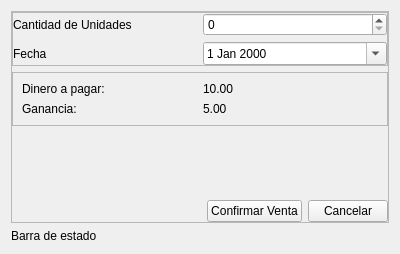
Before: the Qt Designer form view/ui/make_sale_form.ui in R0land013/blue-pos, drawn with Qt 5.
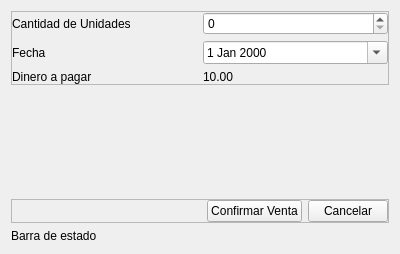
After: the same form once the commit is applied.

Commit message: Style: En la vista de realizar ventas se quitó el label que mostraba la ganancia por realizar la venta

```diff
--- a/view/ui/make_sale_form.ui
+++ b/view/ui/make_sale_form.ui
@@ -15,27 +15,6 @@
   </property>
   <layout class="QVBoxLayout" name="verticalLayout">
    <item>
-    <widget class="QFrame" name="main_content_frame">
-     <property name="frameShape">
-      <enum>QFrame::StyledPanel</enum>
-     </property>
-     <property name="frameShadow">
-      <enum>QFrame::Raised</enum>
-     </property>
-     <layout class="QVBoxLayout" name="verticalLayout_2">
-      <property name="leftMargin">
-       <number>0</number>
-      </property>
-      <property name="topMargin">
-       <number>0</number>
-      </property>
-      <property name="rightMargin">
-       <number>0</number>
-      </property>
-      <property name="bottomMargin">
-       <number>0</number>
-      </property>
-      <item>
        <widget class="QFrame" name="frame_2">
         <property name="frameShape">
          <enum>QFrame::StyledPanel</enum>
@@ -56,10 +35,10 @@
          <property name="bottomMargin">
           <number>0</number>
          </property>
-         <item row="1" column="0">
-          <widget class="QLabel" name="label_4">
+      <item row="2" column="1">
+       <widget class="QLabel" name="money_to_pay_label">
            <property name="text">
-            <string>Fecha</string>
+         <string>10.00</string>
            </property>
           </widget>
          </item>
@@ -77,46 +56,20 @@
            </property>
           </widget>
          </item>
+      <item row="1" column="0">
+       <widget class="QLabel" name="label_4">
+        <property name="text">
+         <string>Fecha</string>
+        </property>
+       </widget>
+      </item>
          <item row="0" column="1">
           <widget class="QSpinBox" name="sale_quantity_spin_box"/>
          </item>
-        </layout>
-       </widget>
-      </item>
-      <item>
-       <widget class="QFrame" name="frame">
-        <property name="frameShape">
-         <enum>QFrame::StyledPanel</enum>
-        </property>
-        <property name="frameShadow">
-         <enum>QFrame::Raised</enum>
-        </property>
-        <layout class="QGridLayout" name="gridLayout">
-         <item row="0" column="1">
-          <widget class="QLabel" name="money_to_pay_label">
-           <property name="text">
-            <string>10.00</string>
-           </property>
-          </widget>
-         </item>
-         <item row="0" column="0">
+      <item row="2" column="0">
           <widget class="QLabel" name="label_2">
            <property name="text">
-            <string>Dinero a pagar:</string>
-           </property>
-          </widget>
-         </item>
-         <item row="1" column="0">
-          <widget class="QLabel" name="label_3">
-           <property name="text">
-            <string>Ganancia:</string>
-           </property>
-          </widget>
-         </item>
-         <item row="1" column="1">
-          <widget class="QLabel" name="profit_label">
-           <property name="text">
-            <string>5.00</string>
+         <string>Dinero a pagar</string>
            </property>
           </widget>
          </item>
@@ -128,9 +81,6 @@
         <property name="orientation">
          <enum>Qt::Vertical</enum>
         </property>
-        <property name="sizeType">
-         <enum>QSizePolicy::MinimumExpanding</enum>
-        </property>
         <property name="sizeHint" stdset="0">
          <size>
           <width>20</width>
@@ -139,6 +89,27 @@
         </property>
        </spacer>
       </item>
+   <item>
+    <widget class="QFrame" name="main_content_frame">
+     <property name="frameShape">
+      <enum>QFrame::StyledPanel</enum>
+     </property>
+     <property name="frameShadow">
+      <enum>QFrame::Raised</enum>
+     </property>
+     <layout class="QVBoxLayout" name="verticalLayout_2">
+      <property name="leftMargin">
+       <number>0</number>
+      </property>
+      <property name="topMargin">
+       <number>0</number>
+      </property>
+      <property name="rightMargin">
+       <number>0</number>
+      </property>
+      <property name="bottomMargin">
+       <number>0</number>
+      </property>
       <item>
        <layout class="QHBoxLayout" name="horizontalLayout_2">
         <item>
```
Lines whose indentation alone changed are shown as unchanged. The commit also changes 2 other files.
